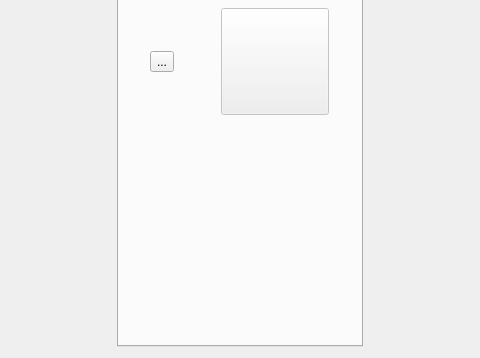
First picture: the form in graphswindow.ui, repository zhitko/inton-trainer, before the edit; both pictures show x 347 to 827 and y 143 to 501 of the 1175 by 501 pixel window.
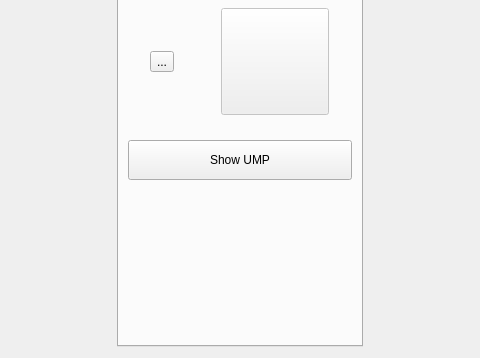
Second picture: the form after the edit. Icons and pictures are not drawn.

Patch:
```diff
--- a/graphswindow.ui
+++ b/graphswindow.ui
@@ -162,6 +162,19 @@
            </item>
           </layout>
          </item>
+         <item>
+          <widget class="QPushButton" name="showUMP">
+           <property name="minimumSize">
+            <size>
+             <width>0</width>
+             <height>40</height>
+            </size>
+           </property>
+           <property name="text">
+            <string>Show UMP</string>
+           </property>
+          </widget>
+         </item>
          <item>
           <spacer name="verticalSpacer_2">
            <property name="orientation">
```
